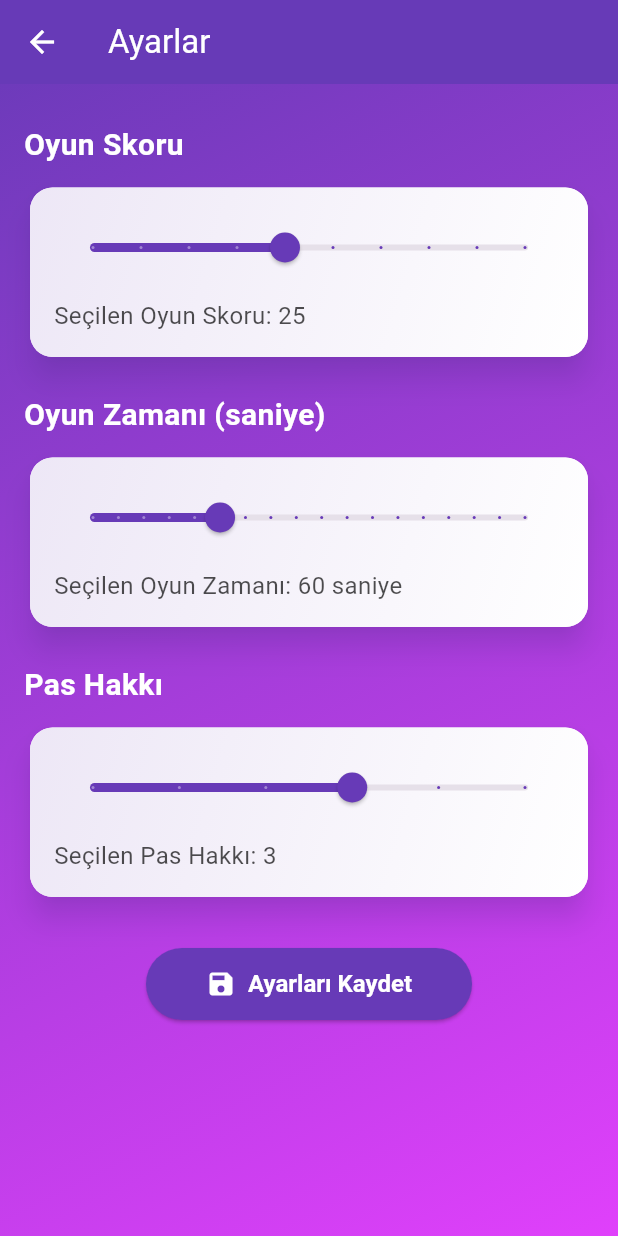
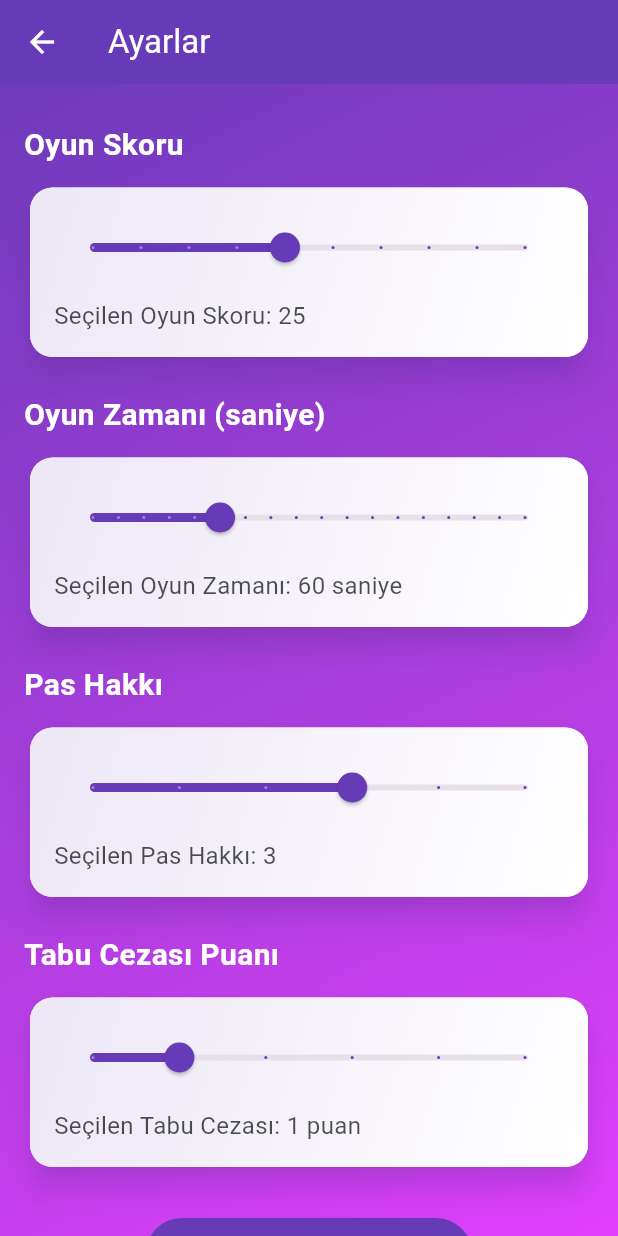
Before and after one commit to emrearinc/PasGec, a Flutter app: the SettingsScreen screen opened directly, on a phone screen of 412 x 824 dp. Run offline on Flutter 3.47's test engine with Material 3 defaults, Android fonts, the phone set to English and light mode, and no system bars; our stand-ins replace audioplayers, auto_size_text, awesome_dialog, sqflite, vibration; accounts and stored records are empty.

Commit message:
Tabu butonunu ayarlar ekranına eklenmesi

```diff
--- a/lib/settings_screen.dart
+++ b/lib/settings_screen.dart
@@ -11,6 +11,7 @@ class _SettingsScreenState extends State<SettingsScreen> {
   int _gameScore = 25; // Varsayılan oyun skoru
   int _gameTime = 60;  // Varsayılan oyun zamanı (saniye)
   int _passLimit = 3;  // Varsayılan pas hakkı
+  int _tabooPenalty = 1; // Varsayılan Tabu cezası puanı
 
   @override
   Widget build(BuildContext context) {
@@ -23,7 +24,7 @@ class _SettingsScreenState extends State<SettingsScreen> {
         ),
       ),
       child: Scaffold(
-        backgroundColor: Colors.transparent, // Scaffold arka planı şeffaf yapıldı
+        backgroundColor: Colors.transparent,
         appBar: AppBar(
           title: const Text('Ayarlar'),
           backgroundColor: Colors.deepPurple,
@@ -88,6 +89,24 @@ class _SettingsScreenState extends State<SettingsScreen> {
                   ),
                   label: 'Seçilen Pas Hakkı: $_passLimit',
                 ),
+                const SizedBox(height: 10),
+                _buildSectionTitle('Tabu Cezası Puanı'),
+                _buildCustomCard(
+                  child: Slider(
+                    value: _tabooPenalty.toDouble(),
+                    min: 0,
+                    max: 5,
+                    divisions: 5,
+                    label: _tabooPenalty.toString(),
+                    activeColor: Colors.deepPurple,
+                    onChanged: (double value) {
+                      setState(() {
+                        _tabooPenalty = value.toInt();
+                      });
+                    },
+                  ),
+                  label: 'Seçilen Tabu Cezası: $_tabooPenalty puan',
+                ),
                 const SizedBox(height: 30),
                 Center(
                   child: ElevatedButton(
@@ -97,6 +116,7 @@ class _SettingsScreenState extends State<SettingsScreen> {
                         'gameScore': _gameScore,
                         'gameTime': _gameTime,
                         'passLimit': _passLimit,
+                        'tabooPenalty': _tabooPenalty,
                       });
                     },
                     style: ElevatedButton.styleFrom(
```
